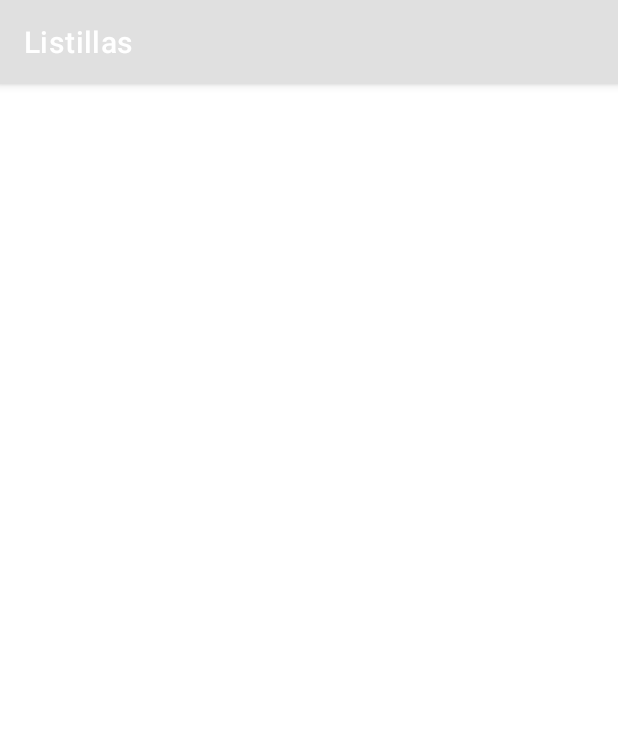
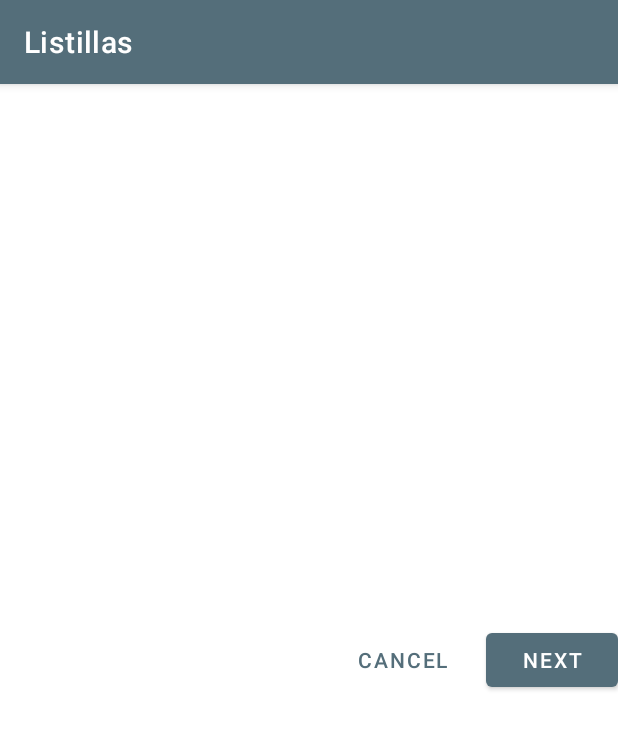
Before and after one commit to SergioGon1980/listillas, an Android app: the screen it shows after launch (MainActivity), on a phone screen of 412 x 824 dp. Shown: the top 729 px of the screen. Run offline under Robolectric (Android 15) with nearby library versions, the phone set to English and light mode, and no system bars.

Commit message:
feat: add login fragment - 2020/06/28

```diff
--- a/app/build.gradle
+++ b/app/build.gradle
@@ -32,8 +32,7 @@ android {
 }
 
 dependencies {
-
-    api "com.google.android.material:material:1.6.1"
+    api "com.google.android.material:material:1.1.0"
     implementation 'androidx.core:core-ktx:1.7.0'
     implementation 'androidx.appcompat:appcompat:1.4.2'
     implementation 'com.google.android.material:material:1.6.1'
--- a/app/src/main/java/com/example/listillas/LoginFormFragment.kt
+++ b/app/src/main/java/com/example/listillas/LoginFormFragment.kt
@@ -37,6 +37,10 @@ class LoginFormFragment : Fragment() {
         return inflater.inflate(R.layout.fragment_login_form, container, false)
     }
 
+    override fun onPause() {
+        super.onPause()
+    }
+
     companion object {
         /**
          * Use this factory method to create a new instance of
--- a/app/src/main/res/layout/activity_main.xml
+++ b/app/src/main/res/layout/activity_main.xml
@@ -6,10 +6,17 @@
     android:layout_height="match_parent"
     tools:context=".MainActivity">
 
-    <fragment
+    <androidx.fragment.app.FragmentContainerView
+        android:id="@+id/fragment_container"
         android:name="com.example.listillas.LoginFormFragment"
-        android:layout_width="match_parent"
-        android:layout_height="match_parent">
-    </fragment>
+        android:layout_width="wrap_content"
+        android:layout_height="wrap_content"
+        app:layout_constraintBottom_toBottomOf="parent"
+        app:layout_constraintLeft_toLeftOf="parent"
+        app:layout_constraintRight_toRightOf="parent"
+        app:layout_constraintTop_toTopOf="parent"
+        tools:ignore="MissingConstraints"
+    />
+<!--    </androidx.fragment.app.FragmentContainerView> -->
 
 </androidx.constraintlayout.widget.ConstraintLayout>
--- a/app/src/main/res/layout/fragment_login_form.xml
+++ b/app/src/main/res/layout/fragment_login_form.xml
@@ -4,7 +4,6 @@
     xmlns:tools="http://schemas.android.com/tools"
     android:layout_width="match_parent"
     android:layout_height="match_parent"
-    android:background="@color/loginPageBackgroundColor"
     tools:context=".LoginFormFragment">
 
     <RelativeLayout
--- a/app/src/main/res/values-night/themes.xml
+++ b/app/src/main/res/values-night/themes.xml
@@ -2,13 +2,13 @@
     <!-- Base application theme. -->
     <style name="Theme.Listillas" parent="Theme.MaterialComponents.DayNight.DarkActionBar">
         <!-- Primary brand color. -->
-        <item name="colorPrimary">@color/colorPrimaryDark</item>
-        <item name="colorPrimaryVariant">@color/colorPrimaryDark</item>
-        <item name="colorOnPrimary">@color/textColorPrimary</item>
+        <item name="colorPrimary">@color/primaryDarkColor</item>
+        <item name="colorPrimaryVariant">@color/primaryLightColor</item>
+        <item name="colorOnPrimary">@color/primaryTextColor</item>
         <!-- Secondary brand color. -->
-        <item name="colorSecondary">@color/colorPrimaryDark</item>
-        <item name="colorSecondaryVariant">@color/colorPrimaryDark</item>
-        <item name="colorOnSecondary">@color/textColorPrimary</item>
+        <item name="colorSecondary">@color/secondaryDarkColor</item>
+        <item name="colorSecondaryVariant">@color/secondaryLightColor</item>
+        <item name="colorOnSecondary">@color/secondaryTextColor</item>
         <!-- Status bar color. -->
         <item name="android:statusBarColor" tools:targetApi="l">?attr/colorPrimaryVariant</item>
         <!-- Customize your theme here. -->
--- a/app/src/main/res/values/colors.xml
+++ b/app/src/main/res/values/colors.xml
@@ -1,11 +1,11 @@
 <?xml version="1.0" encoding="utf-8"?>
 <resources>
-    <color name="colorPrimary">#E0E0E0</color>
-    <color name="colorPrimaryDark">#FBB8AC</color>
-    <color name="colorAccent">#FEDBD0</color>
-    <color name="textColorPrimary">#442C2E</color>
-    <color name="toolbarIconColor">@color/textColorPrimary</color>
-    <color name="loginPageBackgroundColor">#FFFFFF</color>
-    <color name="productGridBackgroundColor">#FFFBFA</color>
-    <color name="textInputOutlineColor">#FBB8AC</color>
+    <color name="primaryColor">#546e7a</color>
+    <color name="primaryLightColor">#819ca9</color>
+    <color name="primaryDarkColor">#29434e</color>
+    <color name="secondaryColor">#263238</color>
+    <color name="secondaryLightColor">#4f5b62</color>
+    <color name="secondaryDarkColor">#000a12</color>
+    <color name="primaryTextColor">#ffffff</color>
+    <color name="secondaryTextColor">#ffffff</color>
 </resources>
--- a/app/src/main/res/values/themes.xml
+++ b/app/src/main/res/values/themes.xml
@@ -2,13 +2,13 @@
     <!-- Base application theme. -->
     <style name="Theme.Listillas" parent="Theme.MaterialComponents.DayNight.DarkActionBar">
         <!-- Primary brand color. -->
-        <item name="colorPrimary">@color/colorPrimary</item>
-        <item name="colorPrimaryVariant">@color/colorPrimary</item>
-        <item name="colorOnPrimary">@color/textColorPrimary</item>
+        <item name="colorPrimary">@color/primaryColor</item>
+        <item name="colorPrimaryVariant">@color/primaryLightColor</item>
+        <item name="colorOnPrimary">@color/primaryTextColor</item>
         <!-- Secondary brand color. -->
-        <item name="colorSecondary">@color/colorPrimary</item>
-        <item name="colorSecondaryVariant">@color/colorPrimary</item>
-        <item name="colorOnSecondary">@color/colorAccent</item>
+        <item name="colorSecondary">@color/secondaryColor</item>
+        <item name="colorSecondaryVariant">@color/secondaryLightColor</item>
+        <item name="colorOnSecondary">@color/secondaryTextColor</item>
         <!-- Status bar color. -->
         <item name="android:statusBarColor" tools:targetApi="l">?attr/colorPrimaryVariant</item>
         <!-- Customize your theme here. -->
```
